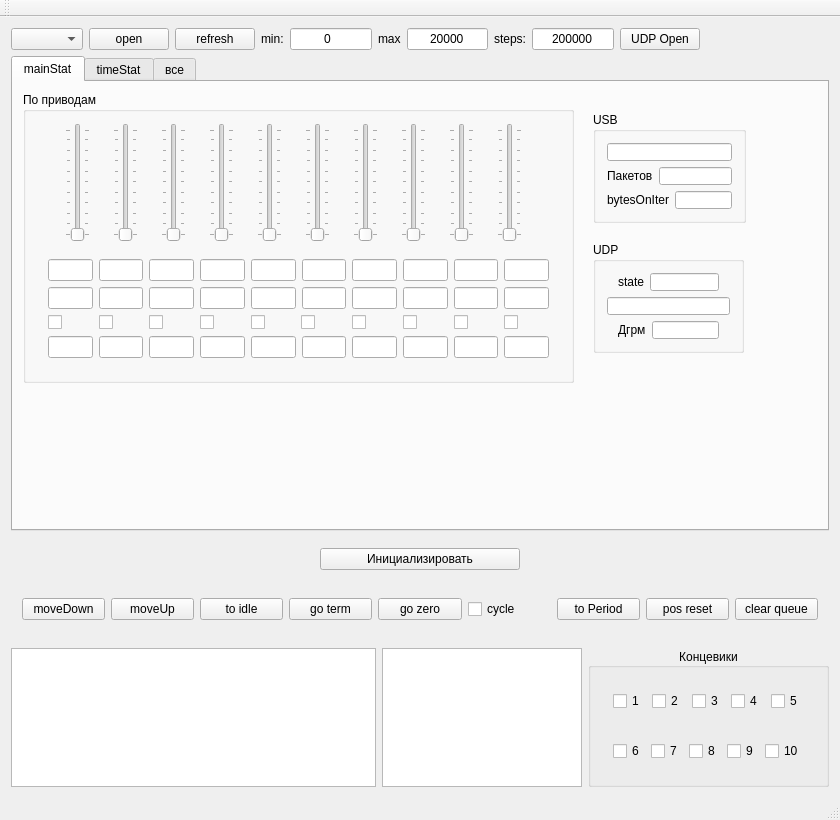
The window that mainwindow.ui (PoldenDev/polden-ver-motorControl-desktop) describes before a commit, drawn with Qt 5.
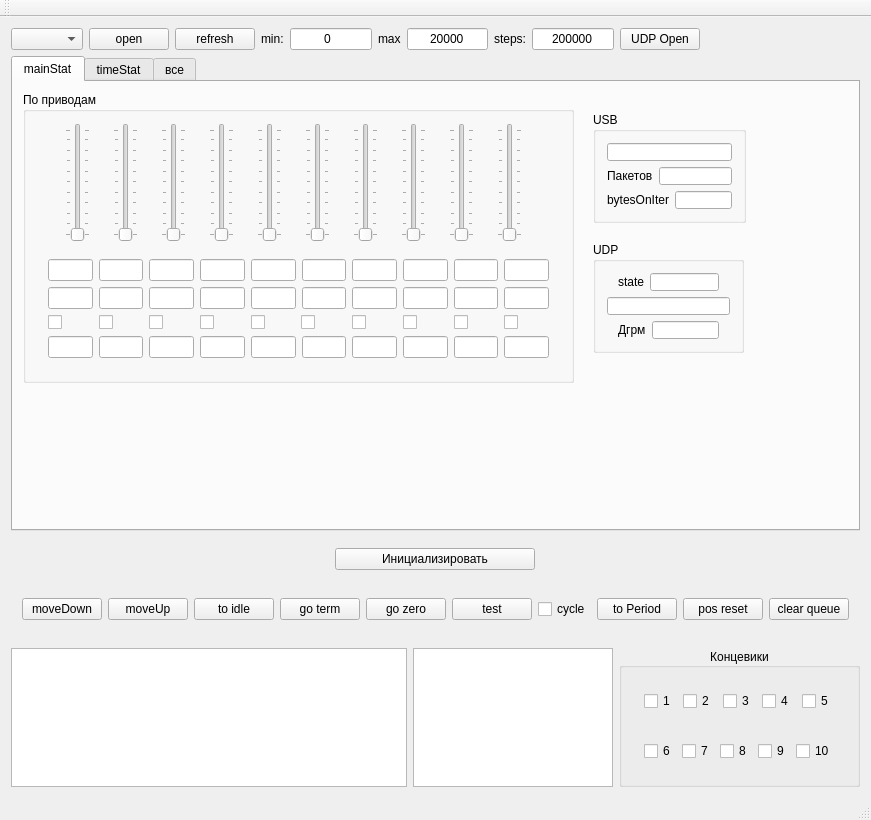
The same window after the commit.

```diff
--- a/mainwindow.ui
+++ b/mainwindow.ui
@@ -1363,6 +1363,13 @@
          </property>
         </widget>
        </item>
+       <item>
+        <widget class="QPushButton" name="pushButtonTest">
+         <property name="text">
+          <string>test</string>
+         </property>
+        </widget>
+       </item>
        <item>
         <widget class="QCheckBox" name="checkBoxCycle">
          <property name="text">
```
